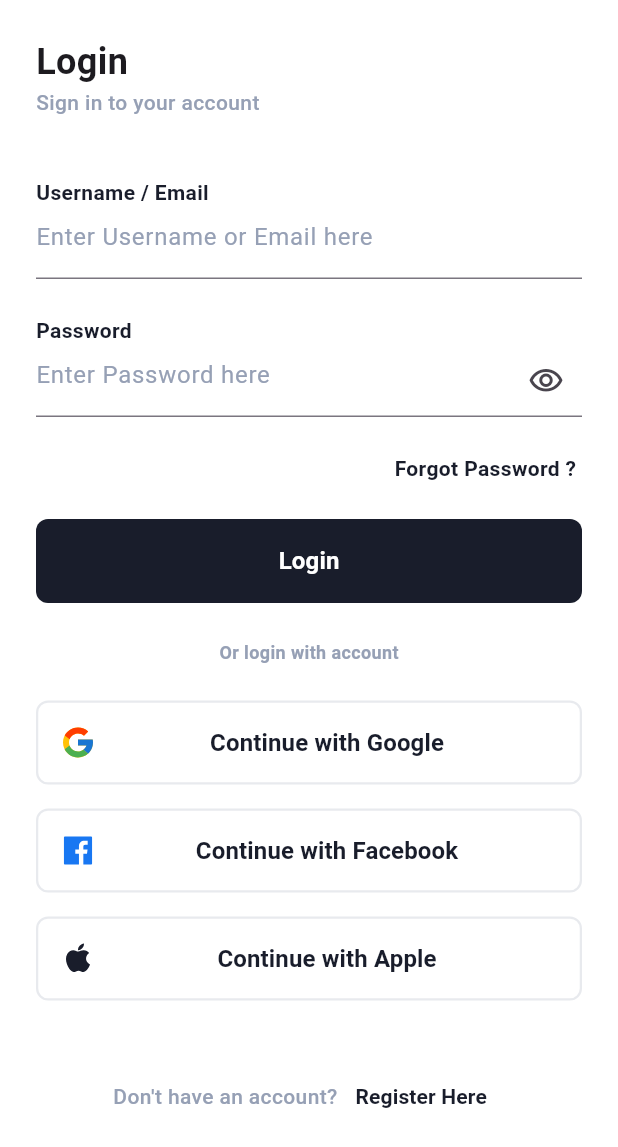
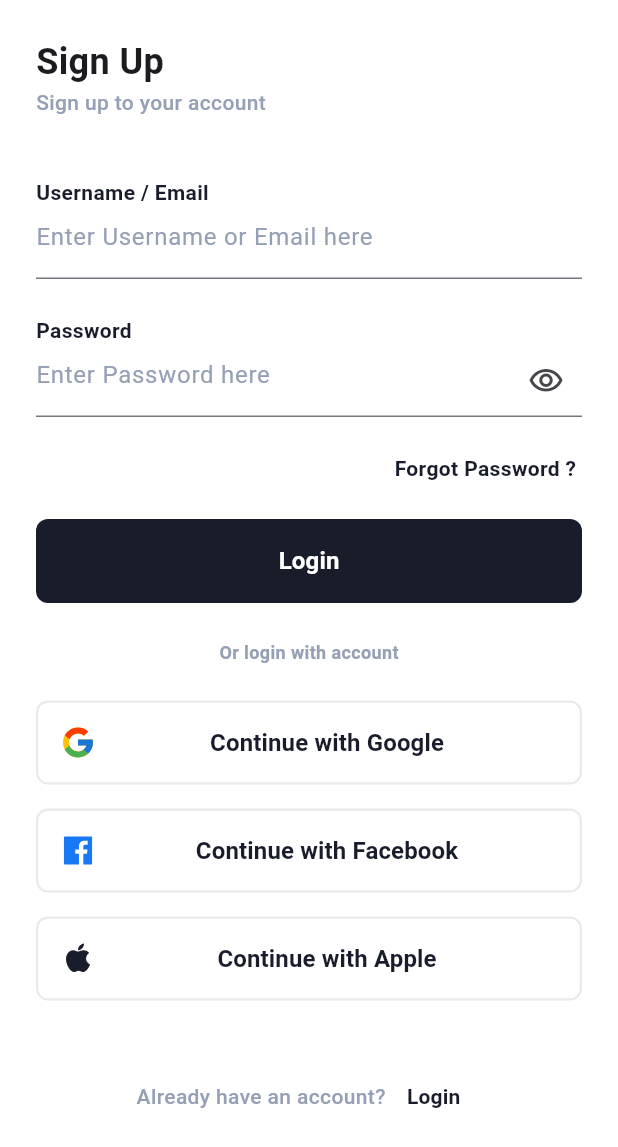
Before and after one commit to PhilopaterNabil/Ringo-Media_Test-App, a Flutter app: the screen it shows after launch, after a tap on "Register Here", on a phone screen of 412 x 824 dp. Shown: the top 1147 px of the screen. Run offline on Flutter 3.47's test engine with Material 3 defaults, Android fonts, the phone set to English and light mode, and no system bars; our stand-ins replace flutter_svg, get.

Commit message:
Add SignUp Screen and Navigation to Auth Flow
This commit introduces a new SignUpScreen to the authentication feature, enhancing the user experience by providing a dedicated screen for account registration. The SignUpScreen includes essential widgets such as CustomAuthAppBar, CustomAuthTextField, and CustomAuthSubmitButton, among others, to facilitate the sign-up process.

Additionally, navigation between the LoginScreen and SignUpScreen has been implemented using GetX for state management and navigation. This includes the addition of a CustomTextButtonNav widget to handle navigation between the login and sign-up screens, improving user flow and accessibility.

Furthermore, the main.dart file has been updated to initialize GetMaterialApp instead of MaterialApp, enabling the use of GetX features throughout the application. The pubspec.yaml file has been modified to include the Get package as a dependency, ensuring compatibility and functionality with the implemented navigation features.

This update streamlines the user authentication process, providing a more intuitive and user-friendly interface for both new and returning users.

```diff
--- /dev/null
+++ b/lib/features/auth/presentation/screens/signup_screen.dart
@@ -0,0 +1,81 @@
+import 'package:flutter/material.dart';
+import 'package:get/get.dart';
+import 'package:ringo_media/features/auth/presentation/widgets/custom_auth_app_bar.dart';
+import 'package:ringo_media/features/auth/presentation/widgets/custom_auth_submit_button.dart';
+import 'package:ringo_media/features/auth/presentation/widgets/custom_auth_text_field.dart';
+import 'package:ringo_media/features/auth/presentation/widgets/custom_password_reset_prompt.dart';
+import 'package:ringo_media/features/auth/presentation/widgets/custom_quick_login.dart';
+import 'package:ringo_media/features/auth/presentation/widgets/custom_secondary_login_text.dart';
+import 'package:ringo_media/features/auth/presentation/widgets/custom_text_button_nav.dart';
+import 'package:ringo_media/features/auth/presentation/widgets/custom_text_title.dart';
+
+class SignUpScreen extends StatefulWidget {
+  const SignUpScreen({super.key});
+
+  @override
+  State<SignUpScreen> createState() => _SignUpScreenState();
+}
+
+class _SignUpScreenState extends State<SignUpScreen> {
+  final bool obscureText = true;
+
+  @override
+  Widget build(BuildContext context) {
+    return Scaffold(
+        backgroundColor: Colors.white,
+        // body: CustomLoginScreenBody(),
+        body: Column(
+          children: [
+            SafeArea(
+              child: SingleChildScrollView(
+                child: Padding(
+                  padding: const EdgeInsets.all(24),
+                  child: Column(
+                    crossAxisAlignment: CrossAxisAlignment.start,
+                    children: [
+                      const CustomAuthAppBar(
+                        title: 'Sign Up',
+                        subTitle: 'Sign up to your account',
+                      ),
+                      const SizedBox(height: 40),
+                      const CustomTextTitle(title: 'Username / Email'),
+                      const CustomAuthTextField(
+                        hintText: 'Enter Username or Email here',
+                      ),
+                      const SizedBox(height: 24),
+                      const CustomTextTitle(title: 'Password'),
+                      CustomAuthTextField(
+                        hintText: 'Enter Password here',
+                        obscureText: obscureText,
+                        suffixIcon: IconButton(
+                          onPressed: () {},
+                          icon: Icon(obscureText
+                              ? Icons.visibility_outlined
+                              : Icons.visibility_off_outlined),
+                        ),
+                      ),
+                      const CustomPasswordResetPrompt(),
+                      const CustomAuthSubmitButton(),
+                      const SizedBox(height: 24),
+                      const CustomSecondaryLoginText(),
+                      const SizedBox(height: 24),
+                      CustomQuickLogIn(
+                        onPressedGoogle: () {},
+                        onPressedFacebook: () {},
+                        onPressedApple: () {},
+                      ),
+                      const SizedBox(height: 40),
+                      CustomTextButtonNav(
+                        onPressed: () => Get.back(),
+                        name: 'Login',
+                        subject: 'Already',
+                      )
+                    ],
+                  ),
+                ),
+              ),
+            ),
+          ],
+        ));
+  }
+}
--- a/lib/features/auth/presentation/widgets/custom_auth_form_body.dart
+++ b/lib/features/auth/presentation/widgets/custom_auth_form_body.dart
@@ -1,9 +1,12 @@
 import 'package:flutter/material.dart';
+import 'package:get/get_core/src/get_main.dart';
+import 'package:get/get_navigation/get_navigation.dart';
+import 'package:ringo_media/features/auth/presentation/screens/signup_screen.dart';
 import 'package:ringo_media/features/auth/presentation/widgets/custom_auth_submit_button.dart';
 import 'package:ringo_media/features/auth/presentation/widgets/custom_auth_text_field.dart';
 import 'package:ringo_media/features/auth/presentation/widgets/custom_password_reset_prompt.dart';
 import 'package:ringo_media/features/auth/presentation/widgets/custom_quick_login.dart';
-import 'package:ringo_media/features/auth/presentation/widgets/custom_register_prompt.dart';
+import 'package:ringo_media/features/auth/presentation/widgets/custom_text_button_nav.dart';
 import 'package:ringo_media/features/auth/presentation/widgets/custom_secondary_login_text.dart';
 import 'package:ringo_media/features/auth/presentation/widgets/custom_text_title.dart';
 
@@ -50,9 +53,10 @@ class CustomAuthFormBody extends StatelessWidget {
             onPressedApple: () {},
           ),
           const SizedBox(height: 40),
-          CustomRegisterPrompt(
-            onPressed: () {},
+          CustomTextButtonNav(
+            onPressed: () => Get.to(() => const SignUpScreen()),
             name: 'Register Here',
+            subject: 'Don\'t',
           )
         ],
       ),
--- a/lib/features/auth/presentation/widgets/custom_login_screen_body.dart
+++ b/lib/features/auth/presentation/widgets/custom_login_screen_body.dart
@@ -3,9 +3,7 @@ import 'package:ringo_media/features/auth/presentation/widgets/custom_auth_app_b
 import 'package:ringo_media/features/auth/presentation/widgets/custom_auth_form_body.dart';
 
 class CustomLoginScreenBody extends StatefulWidget {
-  const CustomLoginScreenBody({
-    super.key,
-  });
+  const CustomLoginScreenBody({super.key});
 
   @override
   State<CustomLoginScreenBody> createState() => _CustomLoginScreenBodyState();
--- a/lib/features/auth/presentation/widgets/custom_register_prompt.dart
+++ b/lib/features/auth/presentation/widgets/custom_text_button_nav.dart
@@ -1,20 +1,24 @@
 import 'package:flutter/material.dart';
 
-class CustomRegisterPrompt extends StatelessWidget {
-  const CustomRegisterPrompt(
-      {super.key, required this.onPressed, required this.name});
+class CustomTextButtonNav extends StatelessWidget {
+  const CustomTextButtonNav(
+      {super.key,
+      required this.onPressed,
+      required this.name,
+      required this.subject});
 
   final void Function() onPressed;
   final String name;
+  final String subject;
 
   @override
   Widget build(BuildContext context) {
     return Row(
       mainAxisAlignment: MainAxisAlignment.center,
       children: [
-        const Text(
-          "Don't have an account?",
-          style: TextStyle(
+        Text(
+          '$subject have an account?',
+          style: const TextStyle(
             color: Color(0xff96A0B5),
             fontWeight: FontWeight.w500,
             fontSize: 14,
--- a/lib/main.dart
+++ b/lib/main.dart
@@ -1,4 +1,5 @@
 import 'package:flutter/material.dart';
+import 'package:get/get.dart';
 import 'package:ringo_media/features/auth/presentation/screens/login_screen.dart';
 
 void main() {
@@ -10,7 +11,7 @@ class RingoMedia extends StatelessWidget {
 
   @override
   Widget build(BuildContext context) {
-    return MaterialApp(
+    return GetMaterialApp(
       debugShowCheckedModeBanner: false,
       title: 'Ringo Media Test',
       theme: ThemeData(
```
Also changed, not shown: pubspec.yaml (+1 -6 lines), pubspec.lock.
